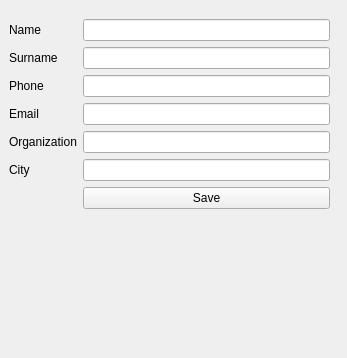
martro/RoboDriftSensors, file Software/windowaddleader.ui: the form before one commit.
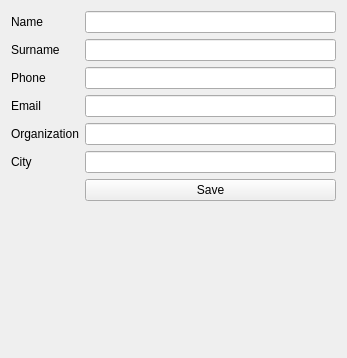
The form after the commit.

Patch:
```diff
--- a/Software/windowaddleader.ui
+++ b/Software/windowaddleader.ui
@@ -13,15 +13,8 @@
   <property name="windowTitle">
    <string>Form</string>
   </property>
-  <widget class="QWidget" name="gridLayoutWidget">
-   <property name="geometry">
-    <rect>
-     <x>9</x>
-     <y>19</y>
-     <width>321</width>
-     <height>321</height>
-    </rect>
-   </property>
+  <layout class="QHBoxLayout" name="horizontalLayout">
+   <item>
    <layout class="QGridLayout" name="gridLayout" columnstretch="1,4">
     <item row="4" column="1">
      <widget class="QLineEdit" name="lineOrganization"/>
@@ -104,7 +97,8 @@
      </spacer>
     </item>
    </layout>
-  </widget>
+   </item>
+  </layout>
  </widget>
  <resources/>
  <connections/>
```
Lines whose indentation alone changed are shown as unchanged.
